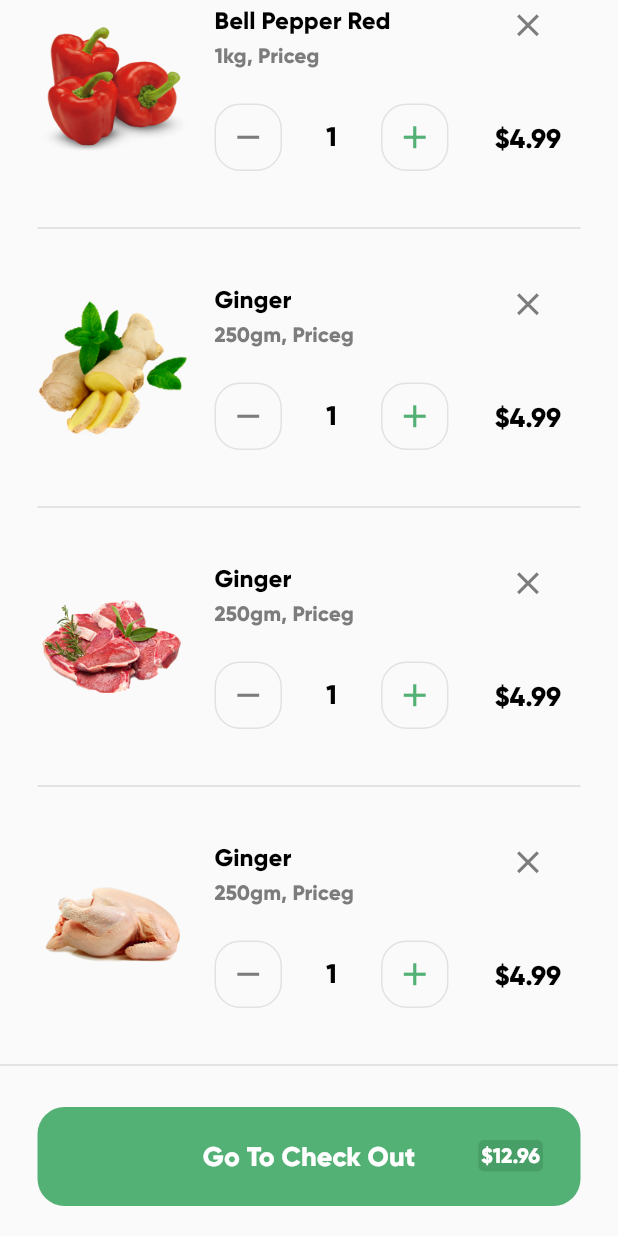
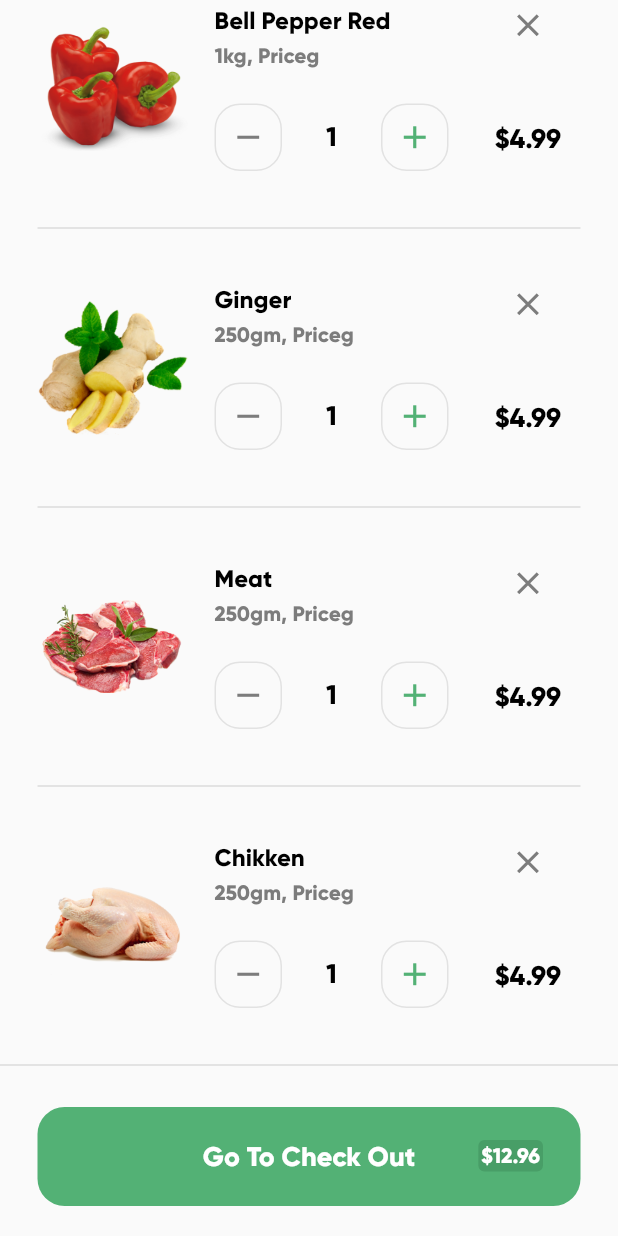
Before and after one commit to mohammedhashim44/Flutter-Grocery-App-UI, a Flutter app: the CartScreen screen opened directly, scrolled down 484 dp, on a phone screen of 412 x 824 dp. Run offline on Flutter 3.47's test engine with Material 2 defaults, Android fonts, the phone set to English and light mode, and no system bars; our stand-ins replace flutter_svg.

```diff
--- a/lib/models/grocery_item.dart
+++ b/lib/models/grocery_item.dart
@@ -1,40 +1,48 @@
 class GroceryItem {
+  final int id;
   final String name;
   final String description;
   final double price;
   final String imagePath;
 
-  GroceryItem({this.name, this.description, this.price, this.imagePath});
+  GroceryItem(
+      {this.id, this.name, this.description, this.price, this.imagePath});
 }
 
 var demoItems = [
   GroceryItem(
+      id: 1,
       name: "Organic Bananas",
       description: "7pcs, Priceg",
       price: 4.99,
       imagePath: "assets/images/grocery_images/banana.png"),
   GroceryItem(
+      id: 2,
       name: "Red Apple",
       description: "1kg, Priceg",
       price: 4.99,
       imagePath: "assets/images/grocery_images/apple.png"),
   GroceryItem(
+      id: 3,
       name: "Bell Pepper Red",
       description: "1kg, Priceg",
       price: 4.99,
       imagePath: "assets/images/grocery_images/pepper.png"),
   GroceryItem(
+      id: 4,
       name: "Ginger",
       description: "250gm, Priceg",
       price: 4.99,
       imagePath: "assets/images/grocery_images/ginger.png"),
   GroceryItem(
-      name: "Ginger",
+      id: 5,
+      name: "Meat",
       description: "250gm, Priceg",
       price: 4.99,
       imagePath: "assets/images/grocery_images/beef.png"),
   GroceryItem(
-      name: "Ginger",
+      id: 6,
+      name: "Chikken",
       description: "250gm, Priceg",
       price: 4.99,
       imagePath: "assets/images/grocery_images/chicken.png"),
@@ -48,31 +56,37 @@ var groceries = [demoItems[4], demoItems[5]];
 
 var beverages = [
   GroceryItem(
+      id: 7,
       name: "Dite Coke",
       description: "355ml, Price",
       price: 1.99,
       imagePath: "assets/images/beverages_images/diet_coke.png"),
   GroceryItem(
+      id: 8,
       name: "Sprite Can",
       description: "325ml, Price",
       price: 1.50,
       imagePath: "assets/images/beverages_images/sprite.png"),
   GroceryItem(
+      id: 8,
       name: "Apple Juice",
       description: "2L, Price",
       price: 15.99,
       imagePath: "assets/images/beverages_images/apple_and_grape_juice.png"),
   GroceryItem(
+      id: 9,
       name: "Orange Juice",
       description: "2L, Price",
       price: 1.50,
       imagePath: "assets/images/beverages_images/orange_juice.png"),
   GroceryItem(
+      id: 10,
       name: "Coca Cola Can",
       description: "325ml, Price",
       price: 4.99,
       imagePath: "assets/images/beverages_images/coca_cola.png"),
   GroceryItem(
+      id: 11,
       name: "Pepsi Can",
       description: "330ml, Price",
       price: 4.99,
--- a/lib/screens/home/home_screen.dart
+++ b/lib/screens/home/home_screen.dart
@@ -116,6 +116,7 @@ class HomeScreen extends StatelessWidget {
             },
             child: GroceryItemCardWidget(
               item: items[index],
+              heroSuffix: "home_screen",
             ),
           );
         },
@@ -132,7 +133,7 @@ class HomeScreen extends StatelessWidget {
     Navigator.push(
       context,
       MaterialPageRoute(
-          builder: (context) => ProductDetailsScreen(groceryItem)),
+          builder: (context) => ProductDetailsScreen(groceryItem,heroSuffix: "home_screen",)),
     );
   }
 
```
Also changed, not shown: lib/screens/category_items_screen.dart (+6 -1 lines), lib/screens/product_details/product_details_screen.dart (+7 -3 lines), lib/widgets/grocery_item_card_widget.dart (+7 -2 lines).
